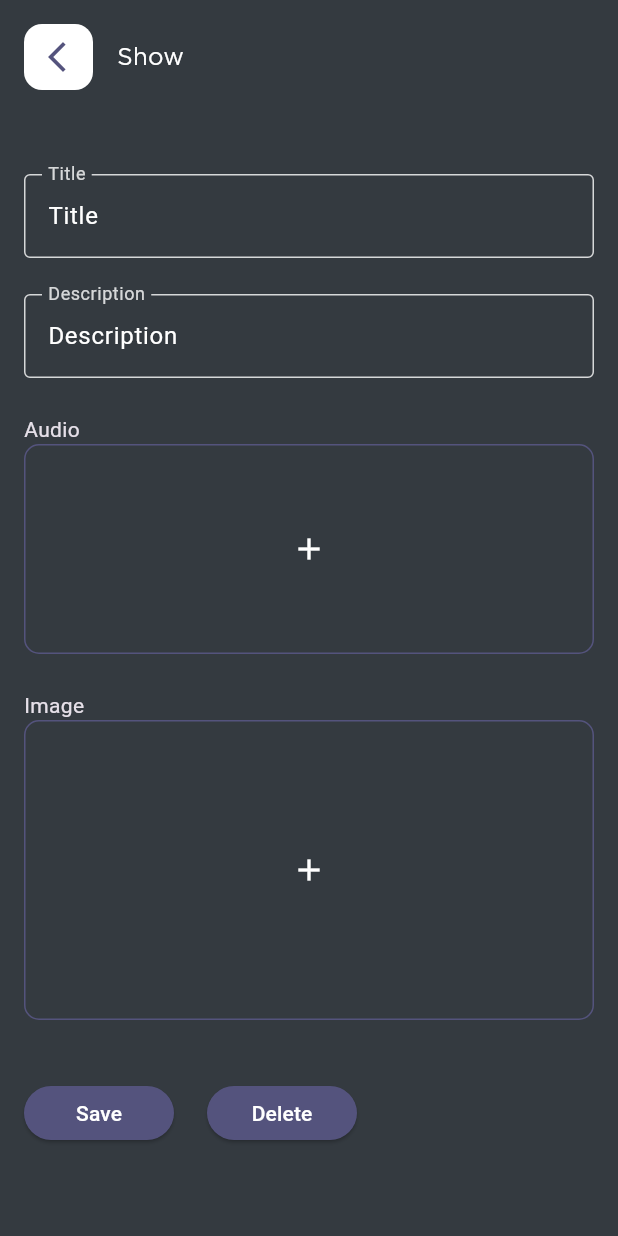
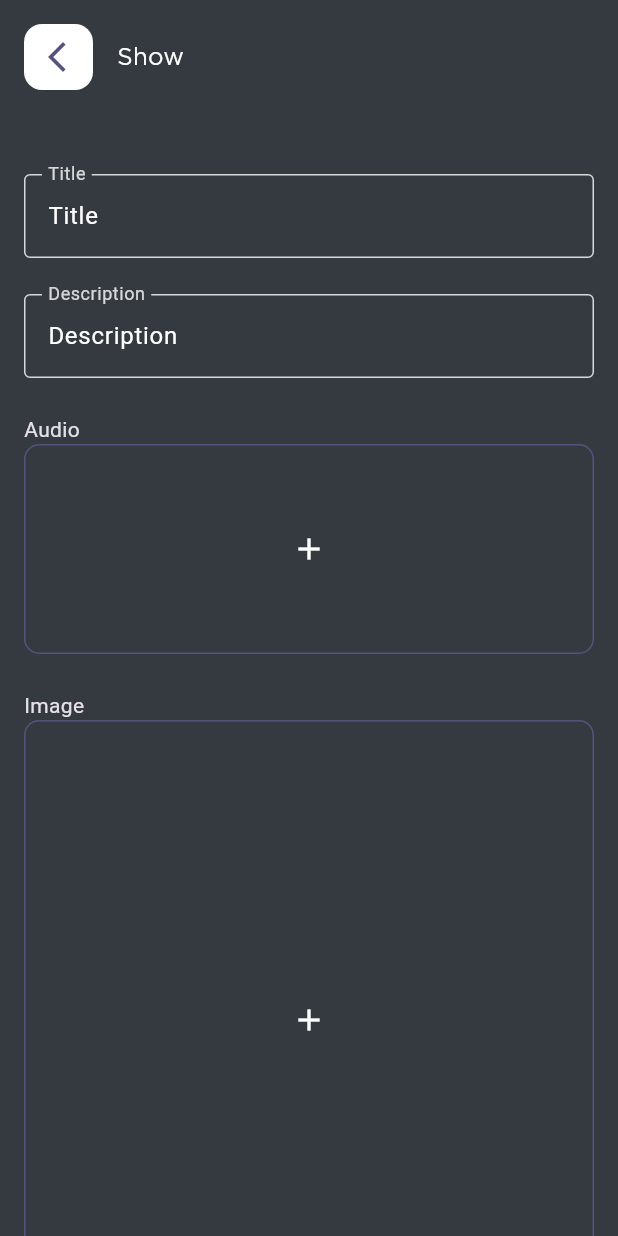
Before and after one commit to pavlogrinchenkoo/kozachok_admin, a Flutter app: the ShowsPage screen opened directly, after a tap on "Create new", on a phone screen of 412 x 824 dp. Run offline on Flutter 3.47's test engine with Material 3 defaults, Android fonts, the phone set to English and light mode, and no system bars; drawn by our look-alikes of flutter_form_builder; our stand-ins replace auto_route, cloud_firestore, file_picker, firebase_core, firebase_storage, form_builder_validators and 4 more; missing offline and left inert: crop, flutter_dropzone, image_downloader_web; accounts and stored records are empty.

Commit message:
Fixed bugs

```diff
--- a/lib/screens/shows_page/bloc.dart
+++ b/lib/screens/shows_page/bloc.dart
@@ -74,6 +74,7 @@ class ShowsBloc extends BlocBaseWithState<ScreenState> {
           title: 'Image',
           uuid: item?.id ?? uuid,
           type: FieldType.avatar,
+          isShow: true,
           imageId: item?.photo),
       FieldModel(
           title: 'Audio',
--- a/lib/widgets/chage_page.dart
+++ b/lib/widgets/chage_page.dart
@@ -325,9 +325,9 @@ class _AvatarWidgetState extends State<_AvatarWidget> {
       crossAxisAlignment: CrossAxisAlignment.start,
       children: [
         Container(
-            constraints: const BoxConstraints(maxWidth: 380),
+            constraints: const BoxConstraints(maxWidth: 400),
             width: double.infinity,
-            height: 200,
+            height: (widget.field?.isShow ?? false) ? 400 : 300,
             decoration: BoxDecoration(
               border: Border.all(width: 1, color: BC.primary),
               borderRadius: BorderRadius.circular(10),
@@ -718,6 +718,7 @@ class FieldModel {
   bool? enable;
   bool required;
   String? uuid;
+  bool? isShow;
 
   FieldModel(
       {this.title = '',
@@ -731,7 +732,8 @@ class FieldModel {
       this.type = FieldType.text,
       this.enable = true,
       this.required = false,
-      this.uuid}) {
+      this.uuid,
+      this.isShow}) {
     if (type == FieldType.text && controller == null) {
       controller = TextEditingController();
     }
```
Also changed, not shown: pubspec.yaml (+14 -0 lines), assets/logo.png (added), docs/favicon.png, docs/icons/Icon-512.png, docs/icons/Icon-maskable-192.png, docs/icons/Icon-maskable-512.png, docs/manifest.json, pubspec.lock, 37 other files.
